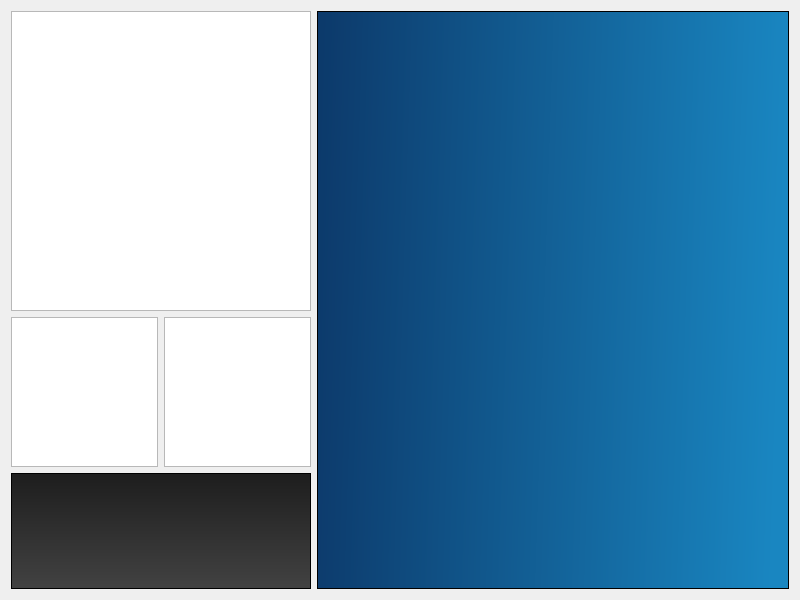
Qt form subpanel/vehicleStatus/vehicleStatusWindow.ui (AeroQuad/AeroQuadConfiguratorPyQt) before a commit.
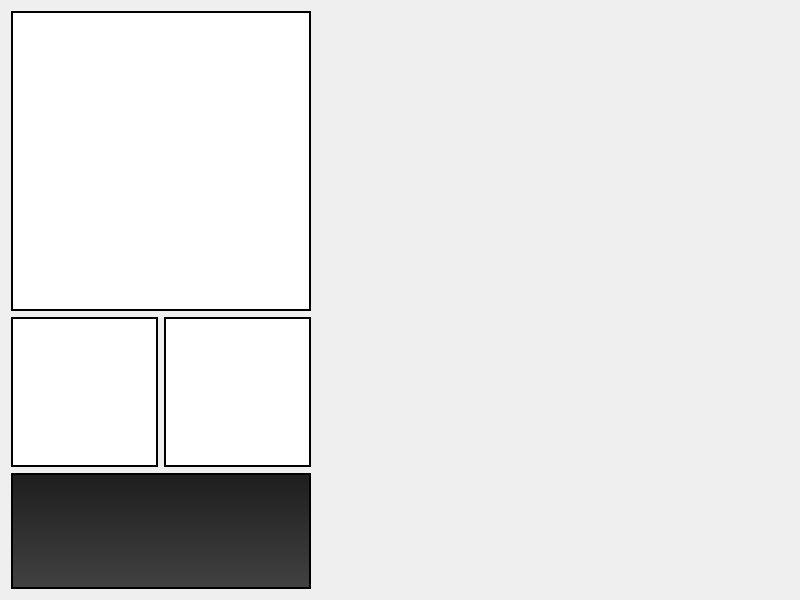
The same form after that commit.

What changed in the file:
```diff
--- a/subpanel/vehicleStatus/vehicleStatusWindow.ui
+++ b/subpanel/vehicleStatus/vehicleStatusWindow.ui
@@ -17,7 +17,10 @@
    <item row="0" column="2" rowspan="3">
     <widget class="QGraphicsView" name="motorView">
      <property name="styleSheet">
-      <string notr="true">background-color:  qlineargradient(spread:pad, x1:0, y1:0, x2:1, y2:0.0397727, stop:0 rgba(12, 57, 106, 255), stop:1 rgba(25, 134, 193, 255))</string>
+      <string notr="true">background-color: rgba(255, 255, 255, 0);</string>
+     </property>
+     <property name="frameShape">
+      <enum>QFrame::NoFrame</enum>
      </property>
     </widget>
    </item>
@@ -41,6 +44,15 @@
        <height>150</height>
       </size>
      </property>
+     <property name="frameShape">
+      <enum>QFrame::Box</enum>
+     </property>
+     <property name="frameShadow">
+      <enum>QFrame::Plain</enum>
+     </property>
+     <property name="lineWidth">
+      <number>2</number>
+     </property>
      <property name="verticalScrollBarPolicy">
       <enum>Qt::ScrollBarAlwaysOff</enum>
      </property>
@@ -69,6 +81,15 @@
        <height>300</height>
       </size>
      </property>
+     <property name="frameShape">
+      <enum>QFrame::Box</enum>
+     </property>
+     <property name="frameShadow">
+      <enum>QFrame::Plain</enum>
+     </property>
+     <property name="lineWidth">
+      <number>2</number>
+     </property>
      <property name="verticalScrollBarPolicy">
       <enum>Qt::ScrollBarAlwaysOff</enum>
      </property>
@@ -97,6 +118,15 @@
        <height>150</height>
       </size>
      </property>
+     <property name="frameShape">
+      <enum>QFrame::Box</enum>
+     </property>
+     <property name="frameShadow">
+      <enum>QFrame::Plain</enum>
+     </property>
+     <property name="lineWidth">
+      <number>2</number>
+     </property>
      <property name="verticalScrollBarPolicy">
       <enum>Qt::ScrollBarAlwaysOff</enum>
      </property>
@@ -116,6 +146,15 @@
      <property name="styleSheet">
       <string notr="true">background-color: qlineargradient(spread:reflect, x1:0.548, y1:0.0170455, x2:0.548, y2:1, stop:0 rgba(30, 30, 30, 255), stop:1 rgba(66, 66, 66, 255))</string>
      </property>
+     <property name="frameShape">
+      <enum>QFrame::Box</enum>
+     </property>
+     <property name="frameShadow">
+      <enum>QFrame::Plain</enum>
+     </property>
+     <property name="lineWidth">
+      <number>2</number>
+     </property>
      <property name="verticalScrollBarPolicy">
       <enum>Qt::ScrollBarAlwaysOff</enum>
      </property>
```
